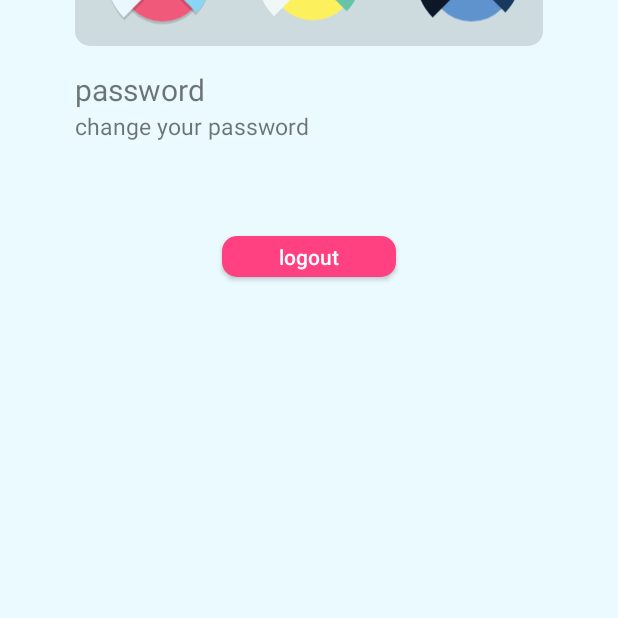
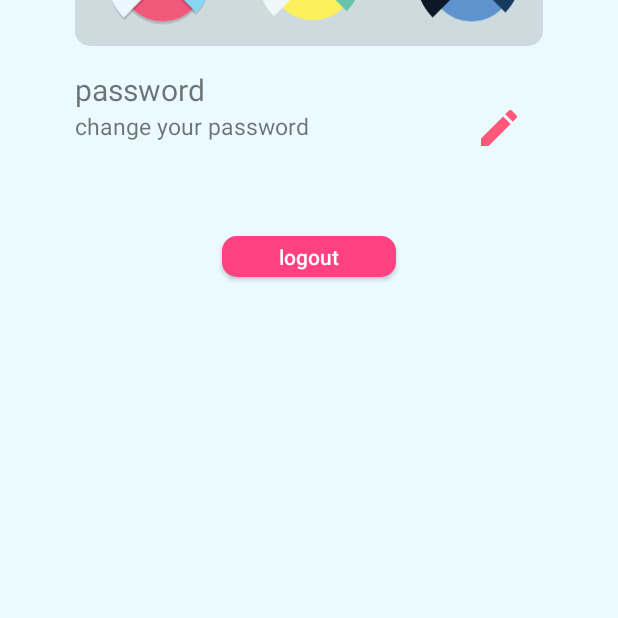
Before and after one commit to smyt0058/ai-for-mental-health, an Android app: the SettingsActivity screen opened directly, with no data from a screen before it, on a phone screen of 412 x 824 dp, the part 565-1183 px from its top. Run offline under Robolectric (Android 15) with nearby library versions, the phone set to English and light mode, and no system bars.

Commit message:
created change password dialog fragment

```diff
--- /dev/null
+++ b/Oso/app/src/main/res/drawable/ic_create_24px.xml
@@ -0,0 +1,9 @@
+<vector xmlns:android="http://schemas.android.com/apk/res/android"
+        android:width="24dp"
+        android:height="24dp"
+        android:viewportWidth="24.147"
+        android:viewportHeight="24.146">
+    <path
+        android:pathData="M0,19.117v5.03L5.03,24.147L19.864,9.312l-5.03,-5.03ZM23.754,5.423a1.336,1.336 0,0 0,0 -1.891L20.616,0.393a1.336,1.336 0,0 0,-1.891 0L16.27,2.847l5.03,5.03L23.754,5.423Z"
+        android:fillColor="#ff5878"/>
+</vector>
--- a/Oso/app/src/main/res/layout/activity_settings.xml
+++ b/Oso/app/src/main/res/layout/activity_settings.xml
@@ -32,6 +32,16 @@
         app:layout_constraintBottom_toTopOf="@+id/logoutBtn"
         app:layout_constraintEnd_toEndOf="parent"
         app:layout_constraintStart_toStartOf="parent" />
+
+    <ImageView
+        android:layout_width="wrap_content"
+        android:layout_height="wrap_content"
+        android:src="@drawable/ic_create_24px"
+        android:layout_below="@id/passwordSetting"
+        android:layout_toEndOf="@id/changePasswordText"
+        android:layout_alignParentRight="true"
+        android:layout_marginStart="40dp"
+        android:onClick="changePasswordClick"/>
 
     <TextView
         android:id="@+id/passwordSetting"
@@ -143,12 +153,12 @@
         android:layout_height="wrap_content"
         android:layout_alignEnd="@+id/imageView5"
         android:layout_alignTop="@+id/notificationTV"
-        android:checked="false"
         android:thumbTint="#FF5878"
         android:trackTint="#FF5878"
         app:layout_constraintBottom_toBottomOf="parent"
         app:layout_constraintEnd_toEndOf="parent"
-        tools:checked="false" />
+        tools:checked="false"
+        android:onClick="notificationSwitchClick"/>
 
     <ImageView
         android:id="@+id/imageView5"
```
Also changed, not shown: Oso/app/src/main/java/com/algonquincollege/smyt0058/oso/SettingsActivity.java (+8 -0 lines), Oso/app/src/main/java/com/algonquincollege/smyt0058/oso/fragments/ChangePasswordDialog.java (added, +42 -0 lines).
